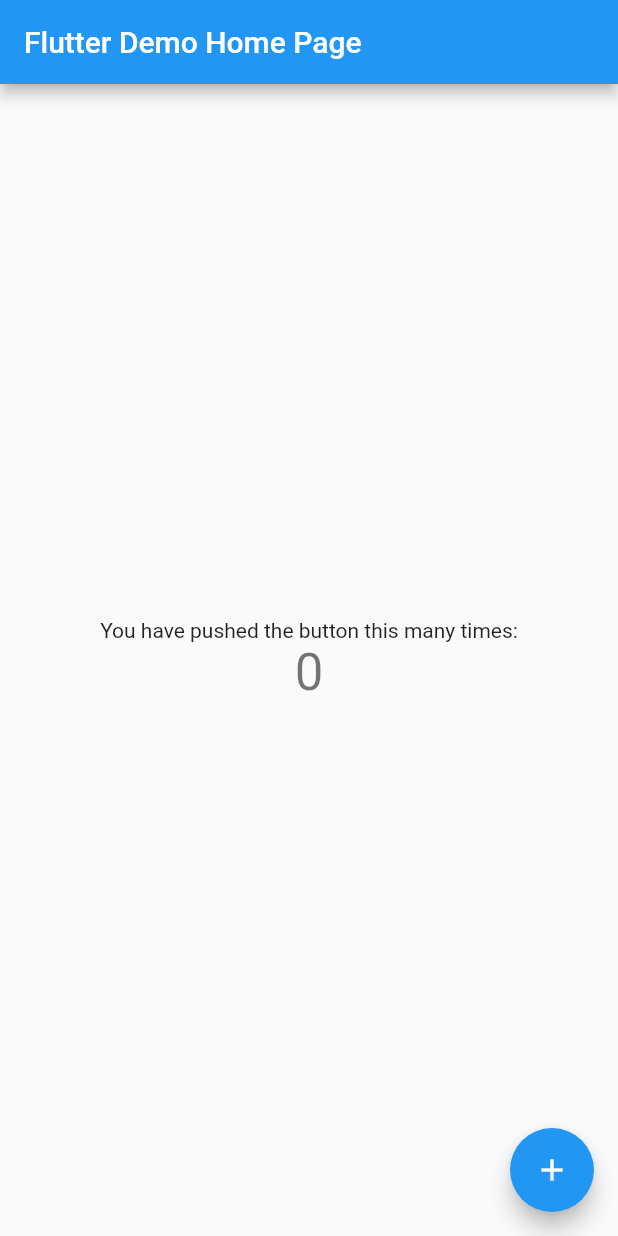
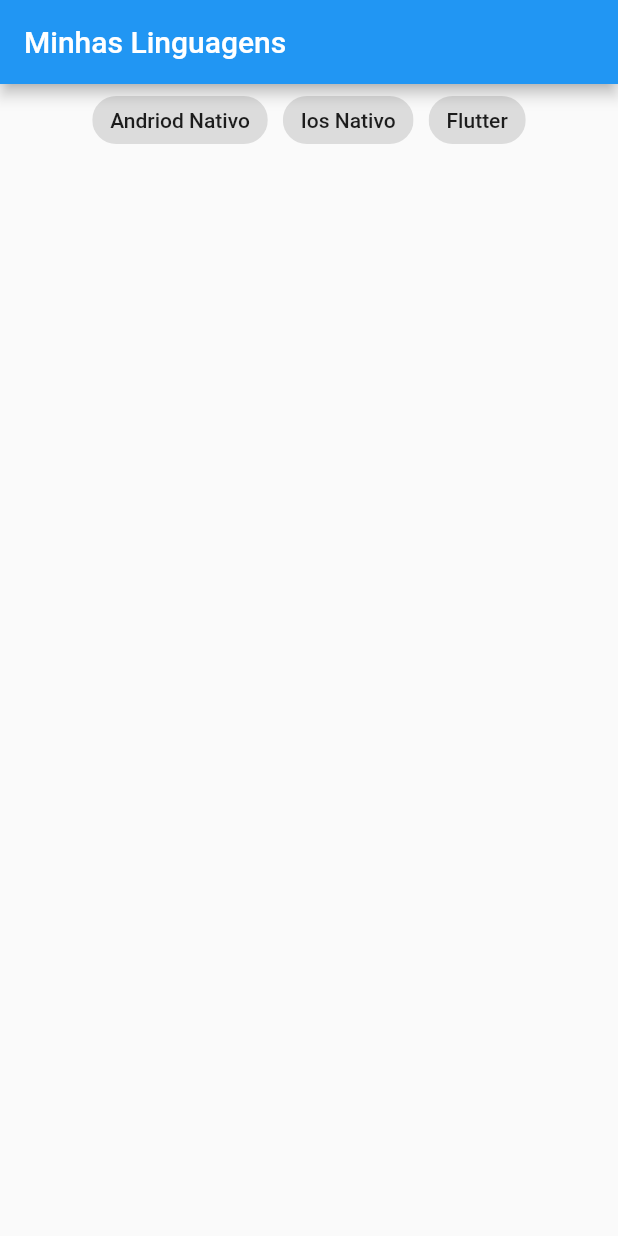
Before and after one commit to guilanfredi/states_widgets_routes, a Flutter app: the screen it shows after launch, on a phone screen of 412 x 824 dp. Run offline on Flutter 3.47's test engine with Material 2 defaults, Android fonts, the phone set to English and light mode, and no system bars.

Commit message:
added language widgets

```diff
--- a/lib/main.dart
+++ b/lib/main.dart
@@ -1,4 +1,5 @@
 import 'package:flutter/material.dart';
+import 'package:states_widgets_routes/screens/home.dart';
 
 void main() {
   runApp(const MyApp());
@@ -24,92 +25,7 @@ class MyApp extends StatelessWidget {
         // is not restarted.
         primarySwatch: Colors.blue,
       ),
-      home: const MyHomePage(title: 'Flutter Demo Home Page'),
+      home: const MyHomePage(),
     );
   }
 }
-
-class MyHomePage extends StatefulWidget {
-  const MyHomePage({Key? key, required this.title}) : super(key: key);
-
-  // This widget is the home page of your application. It is stateful, meaning
-  // that it has a State object (defined below) that contains fields that affect
-  // how it looks.
-
-  // This class is the configuration for the state. It holds the values (in this
-  // case the title) provided by the parent (in this case the App widget) and
-  // used by the build method of the State. Fields in a Widget subclass are
-  // always marked "final".
-
-  final String title;
-
-  @override
-  State<MyHomePage> createState() => _MyHomePageState();
-}
-
-class _MyHomePageState extends State<MyHomePage> {
-  int _counter = 0;
-
-  void _incrementCounter() {
-    setState(() {
-      // This call to setState tells the Flutter framework that something has
-      // changed in this State, which causes it to rerun the build method below
-      // so that the display can reflect the updated values. If we changed
-      // _counter without calling setState(), then the build method would not be
-      // called again, and so nothing would appear to happen.
-      _counter++;
-    });
-  }
-
-  @override
-  Widget build(BuildContext context) {
-    // This method is rerun every time setState is called, for instance as done
-    // by the _incrementCounter method above.
-    //
-    // The Flutter framework has been optimized to make rerunning build methods
-    // fast, so that you can just rebuild anything that needs updating rather
-    // than having to individually change instances of widgets.
-    return Scaffold(
-      appBar: AppBar(
-        // Here we take the value from the MyHomePage object that was created by
-        // the App.build method, and use it to set our appbar title.
-        title: Text(widget.title),
-      ),
-      body: Center(
-        // Center is a layout widget. It takes a single child and positions it
-        // in the middle of the parent.
-        child: Column(
-          // Column is also a layout widget. It takes a list of children and
-          // arranges them vertically. By default, it sizes itself to fit its
-          // children horizontally, and tries to be as tall as its parent.
-          //
-          // Invoke "debug painting" (press "p" in the console, choose the
-          // "Toggle Debug Paint" action from the Flutter Inspector in Android
-          // Studio, or the "Toggle Debug Paint" command in Visual Studio Code)
-          // to see the wireframe for each widget.
-          //
-          // Column has various properties to control how it sizes itself and
-          // how it positions its children. Here we use mainAxisAlignment to
-          // center the children vertically; the main axis here is the vertical
-          // axis because Columns are vertical (the cross axis would be
-          // horizontal).
-          mainAxisAlignment: MainAxisAlignment.center,
-          children: <Widget>[
-            const Text(
-              'You have pushed the button this many times:',
-            ),
-            Text(
-              '$_counter',
-              style: Theme.of(context).textTheme.headline4,
-            ),
-          ],
-        ),
-      ),
-      floatingActionButton: FloatingActionButton(
-        onPressed: _incrementCounter,
-        tooltip: 'Increment',
-        child: const Icon(Icons.add),
-      ), // This trailing comma makes auto-formatting nicer for build methods.
-    );
-  }
-}
--- /dev/null
+++ b/lib/models/language.dart
@@ -0,0 +1,10 @@
+import 'package:flutter/material.dart';
+
+class Language {
+  final String title;
+  final String subTitle;
+  bool select = false;
+  IconData icon = Icons.add_box_outlined;
+
+  Language(this.title, this.subTitle);
+}
--- /dev/null
+++ b/lib/screens/home.dart
@@ -0,0 +1,56 @@
+import 'package:flutter/material.dart';
+import 'package:states_widgets_routes/models/language.dart';
+
+class MyHomePage extends StatefulWidget {
+  const MyHomePage({Key? key}) : super(key: key);
+
+  @override
+  State<MyHomePage> createState() => _MyHomePageState();
+}
+
+class _MyHomePageState extends State<MyHomePage> {
+  List<Language> languages = [
+    Language("Andriod Nativo", "Linguagens C, Java, Kotlin"),
+    Language("Ios Nativo", "Linguagens Objective-C, Swift"),
+    Language("Flutter", "Linguagem Dart"),
+  ];
+
+  Widget title = const Text("Minhas Linguagens");
+  @override
+  Widget build(BuildContext context) {
+    return Scaffold(
+      appBar: AppBar(title: title),
+      body: Column(
+        children: [
+          Wrap(
+            spacing: 10,
+            children: buildChoices()
+          ),
+          Expanded(child: ListView(children: buildItemsList()))
+        ],
+      )
+    );
+  }
+
+  List<ChoiceChip> buildChoices() {
+    return languages.map((l) => ChoiceChip(
+      label: Text(l.title),
+      selected: l.select,
+      onSelected: (value) => setState(() {
+        l.select = value;
+      }))
+    ).toList();
+  }
+
+  List<Widget> buildItemsList() {
+    return languages
+      .where((l) => l.select)
+      .map((l) => Card(
+        child: ListTile(
+          leading: Icon(l.icon),
+          title: Text(l.title),
+          subtitle: Text(l.subTitle),
+        ),
+      )).toList();
+  }
+}
```
